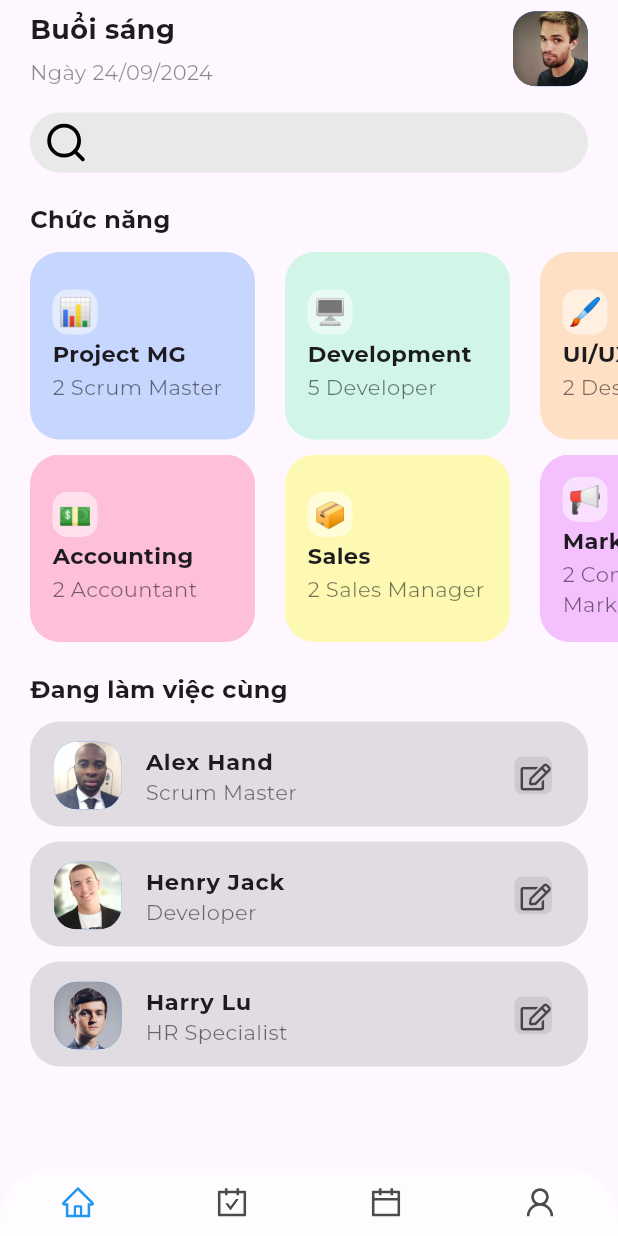
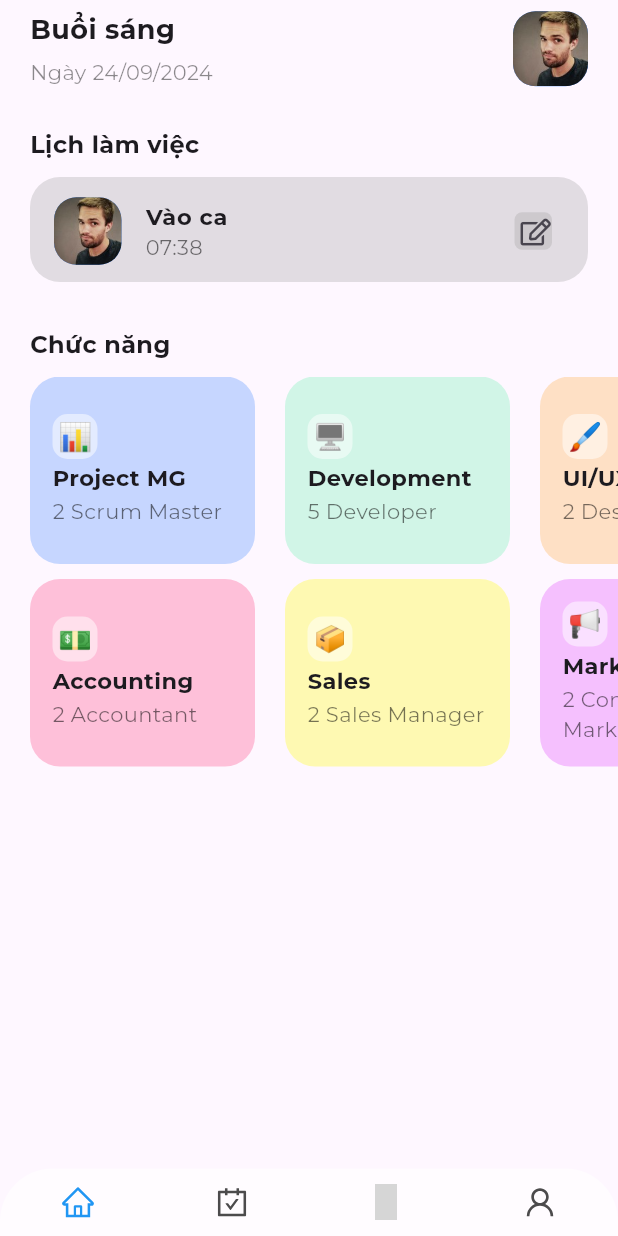
Before and after one commit to ngoc-it/hr_management, a Flutter app: the screen it shows after launch, on a phone screen of 412 x 824 dp. Run offline on Flutter 3.47's test engine with Material 3 defaults, Android fonts, the phone set to English and light mode, and no system bars; our stand-ins replace animate_do, flutter_vector_icons, google_fonts, ionicons; grey boxes are pictures that could not be loaded.

Commit message:
Cap nhat trang dang nhap vao ca

```diff
--- a/lib/home_screen.dart
+++ b/lib/home_screen.dart
@@ -1,4 +1,5 @@
 import "package:flutter/material.dart";
+import 'package:flutter_application_1/login_screen.dart';
 import 'package:flutter_application_1/worker_details_screen.dart';
 import 'package:flutter_vector_icons/flutter_vector_icons.dart';
 
@@ -44,40 +45,86 @@ class _HomeScreenState extends State<HomeScreen> {
                       ),
                     ],
                   ),
-                  Container(                                   //Tạo một khung
+GestureDetector(
+  onTap: () {
+    // Xử lý sự kiện khi người dùng nhấn vào nút
+    // Thay đổi trang sang trang đăng nhập ở đây
+    Navigator.push(
+      context,
+      MaterialPageRoute(builder: (context) => LoginScreen()), // Chuyển đến trang đăng nhập
+    );
+  },
+  child: Container(
     height: 50,
     width: 50,
-                    decoration: BoxDecoration(                 //Trang trí khung vừa tạo (decor)
-                      borderRadius: BorderRadius.circular(15), //Bo góc 15px
-                      color: Colors.blueAccent,              //Đặt màu nền khung
-                      image: DecorationImage(                  //Gắn hình cho khung
-                        image: AssetImage("assets/user1.jpg"), //Gắn địa chỉ để lấy hình
-                        fit: BoxFit.cover,                     //Hình sẽ được chỉnh cho vừa với khung mà ko bị biến dạng
+    decoration: BoxDecoration(
+      borderRadius: BorderRadius.circular(15),
+      color: Colors.blueAccent,
+      image: DecorationImage(
+        image: AssetImage("assets/user1.jpg"),
+        fit: BoxFit.cover,
       ),
     ),
   ),
+),
+
                 ],
               ),
               ),
-              SizedBox(height: 10),
-              Padding(
-                padding: EdgeInsets.symmetric(horizontal: 20),
-                child: SizedBox(                               //Quy định kích thước của widget
-                  height: 40,                                  //Ở đây có thể thấy chiều cao đc qđ là 50px
-                  child: TextField(                            //Tạo ô nhập liệu văn bản
-                    decoration: InputDecoration(
-                      enabled: false,                          //Chặn không cho nhập
-                      border: OutlineInputBorder(
-                        borderRadius: BorderRadius.circular(25),
-                        borderSide: BorderSide.none,            //Không vẽ đường viền cho ô nhập
-                      ),
-                      prefixIcon: Icon(Feather.search,          //Đặt biểu tượng kính lúp phía trc ô nhập
-                     color: Colors.black,size: 30,),
-                     fillColor: const Color.fromARGB(255, 233, 233, 233),             //Đặt màu nền cho ô nhập
-                     filled: true,                              //Đảm bảo màu nền được hiển thị (true)
+              // SizedBox(height: 10),
+              // Padding(
+              //   padding: EdgeInsets.symmetric(horizontal: 20),
+              //   child: SizedBox(                               //Quy định kích thước của widget
+              //     height: 40,                                  //Ở đây có thể thấy chiều cao đc qđ là 50px
+              //     child: TextField(                            //Tạo ô nhập liệu văn bản
+              //       decoration: InputDecoration(
+              //         enabled: false,                          //Chặn không cho nhập
+              //         border: OutlineInputBorder(
+              //           borderRadius: BorderRadius.circular(25),
+              //           borderSide: BorderSide.none,            //Không vẽ đường viền cho ô nhập
+              //         ),
+              //         prefixIcon: Icon(Feather.search,          //Đặt biểu tượng kính lúp phía trc ô nhập
+              //        color: Colors.black,size: 30,),
+              //        fillColor: const Color.fromARGB(255, 233, 233, 233),             //Đặt màu nền cho ô nhập
+              //        filled: true,                              //Đảm bảo màu nền được hiển thị (true)
+              //       ),
+              //     ),
+              //   ),
+              // ),
+              SizedBox(height: 20),
+             Padding(padding: EdgeInsets.symmetric(horizontal: 20),
+             child: Text("Lịch làm việc",
+             style: TextStyle(
+              fontSize: 16,
+              fontWeight: FontWeight.bold,
              ),
              ),
              ),
+             SizedBox(height: 10),
+             ListView(
+              shrinkWrap: true,                                           //Với thuộc tính này Listview sẽ chỉ chiếm ko gian vừa đủ để hiển thị tát cả các phần tử của nó
+              physics: NeverScrollableScrollPhysics(),                    //Loại bỏ khả năng cuộn của listview, ko thể cuộn kể cả khi có nhiều phần tử hơn trong không gian có sẵn
+              padding: EdgeInsets.symmetric(horizontal: 20),
+              children: [
+                userWorkedWith(
+                  "Vào ca",
+                  "assets/user1.jpg",
+                  Colors.grey,
+                  "07:38",
+                ),
+                // userWorkedWith(
+                //   "Henry Jack",
+                //   "assets/user3.jpg",
+                //   Colors.grey,
+                //   "Developer",
+                // ),
+                // userWorkedWith(
+                //   "Harry Lu",
+                //   "assets/user4.jpg",
+                //   Colors.grey,
+                //   "HR Specialist",
+                // ),
+              ],
              ),
               SizedBox(height: 20),
               Padding(padding: EdgeInsets.symmetric(horizontal: 20),
@@ -162,41 +209,6 @@ class _HomeScreenState extends State<HomeScreen> {
               ],
              ),
              ),
-             SizedBox(height: 20),
-             Padding(padding: EdgeInsets.symmetric(horizontal: 20),
-             child: Text("Đang làm việc cùng",
-             style: TextStyle(
-              fontSize: 16,
-              fontWeight: FontWeight.bold,
-             ),
-             ),
-             ),
-             SizedBox(height: 10),
-             ListView(
-              shrinkWrap: true,                                           //Với thuộc tính này Listview sẽ chỉ chiếm ko gian vừa đủ để hiển thị tát cả các phần tử của nó
-              physics: NeverScrollableScrollPhysics(),                    //Loại bỏ khả năng cuộn của listview, ko thể cuộn kể cả khi có nhiều phần tử hơn trong không gian có sẵn
-              padding: EdgeInsets.symmetric(horizontal: 20),
-              children: [
-                userWorkedWith(
-                  "Alex Hand",
-                  "assets/user2.jpg",
-                  Colors.grey,
-                  "Scrum Master",
-                ),
-                userWorkedWith(
-                  "Henry Jack",
-                  "assets/user3.jpg",
-                  Colors.grey,
-                  "Developer",
-                ),
-                userWorkedWith(
-                  "Harry Lu",
-                  "assets/user4.jpg",
-                  Colors.grey,
-                  "HR Specialist",
-                ),
-              ],
-             ),
             ],
           ),
         ),
@@ -211,11 +223,7 @@ Widget userWorkedWith(String name, String image, Color color, String jobTitle){
       Navigator.push(                                                                //Điều hướng đến màn hình WorkerDetailsScreen. Sử dụng Navigator.push để chuyển sang trang mới
           context,
           MaterialPageRoute(
-          builder: (context) => WorkerDetailsScreen(
-          name: name,
-          image: image,
-          color: color,
-          jobTitle: jobTitle,
+          builder: (context) => ShiftSelectionScreen(
         ),
       ),);
     },
--- a/lib/view_screen.dart
+++ b/lib/view_screen.dart
@@ -41,6 +41,7 @@ class _ViewsState extends State<Views> {
                 HomeScreen(), // Trang HomeScreen ở đây
                 // Thêm các trang khác nếu có
                 AssignWorkPage(),
+
                 AccountScreen(),
               ],
             ),
@@ -82,7 +83,7 @@ class _ViewsState extends State<Views> {
                       GestureDetector(
                         onTap: () => _onIconTap(2),
                         child: Icon(
-                          AntDesign.calendar,
+                          AntDesign.bells,
                           color: _selectedIndex == 2
                               ? Colors.blue
                               : Colors.black.withOpacity(0.7),
--- a/pubspec.yaml
+++ b/pubspec.yaml
@@ -39,6 +39,7 @@ dependencies:
   flutter_vector_icons: ^2.0.0
   get: ^4.6.6
   ionicons: ^0.2.2
+  animate_do: ^3.3.4
 dev_dependencies:
   flutter_test:
     sdk: flutter
```
Also changed, not shown: lib/assign_work.dart (+12 -1 lines), lib/login_screen.dart (added, +181 -0 lines), lib/worker_details_screen.dart (+135 -209 lines), lib/notification_screen.dart (added), pubspec.lock. Lines whose indentation alone changed are shown as unchanged.
